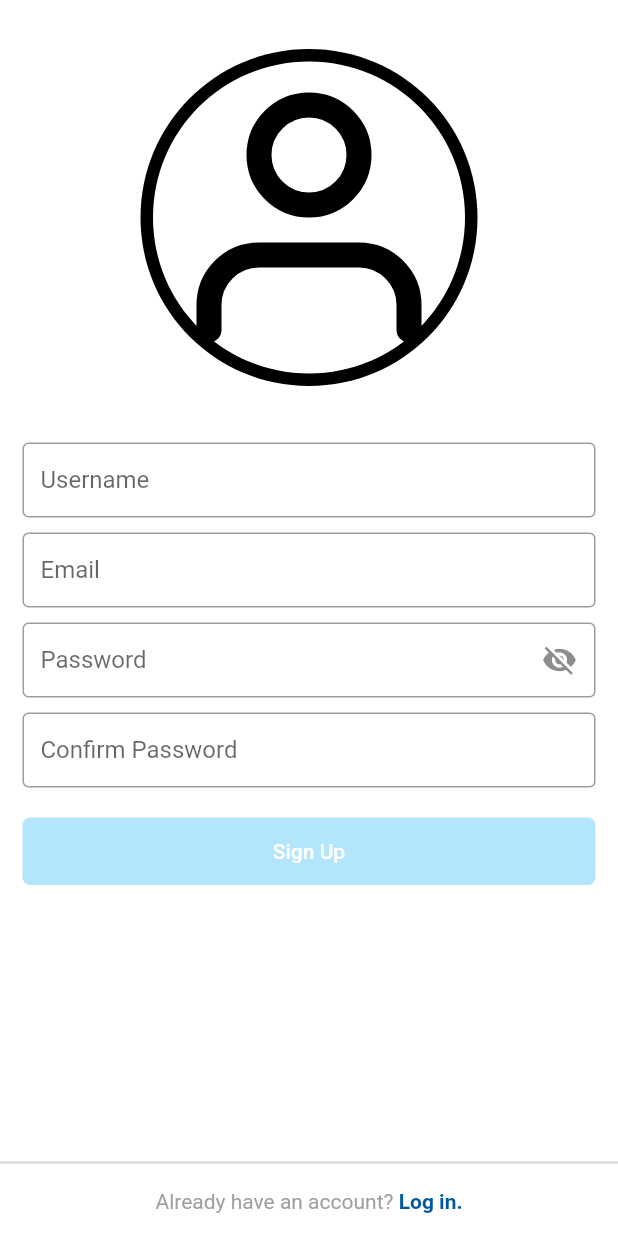
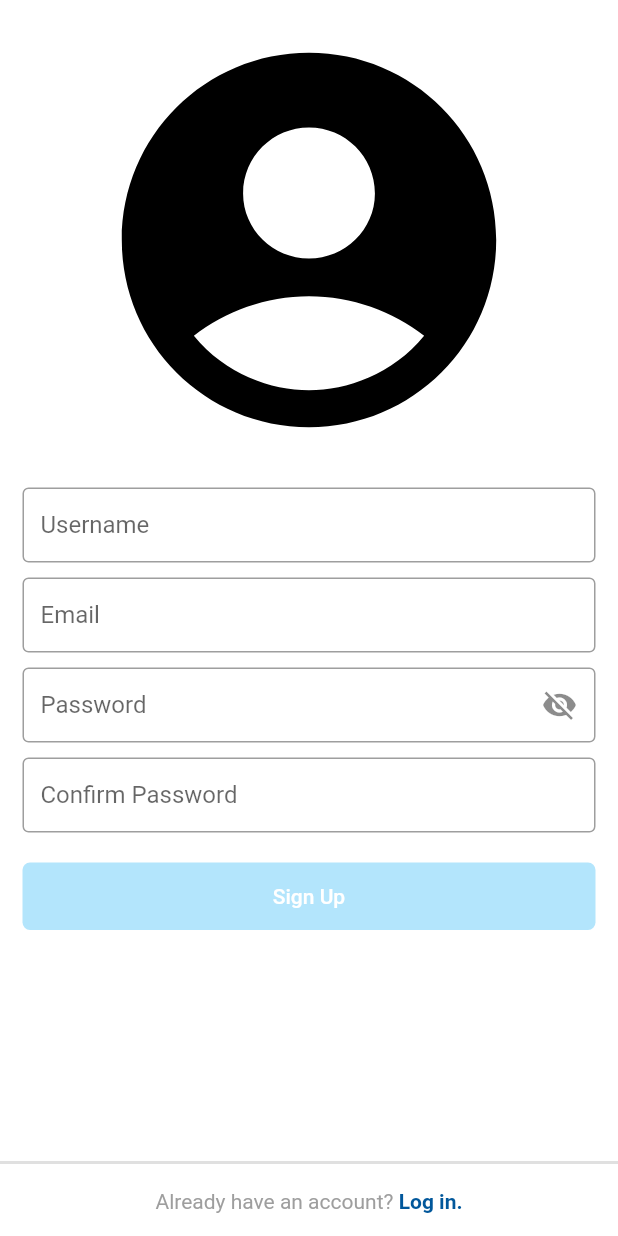
Before and after one commit to kaulmanas2/instagram_clone, a Flutter app: the SignUp screen opened directly, on a phone screen of 412 x 824 dp. Run offline on Flutter 3.47's test engine with Material 2 defaults, Android fonts, the light colour scheme and no system bars; our stand-ins replace cloud_firestore, firebase_auth, firebase_core, firebase_storage, flutter_icons, flutter_spinkit and 1 more; accounts and stored records are empty; network calls fail.

Commit message:
added CustomScrollView to Login and Signup screens

```diff
--- a/lib/screens/authentication/sign_up.dart
+++ b/lib/screens/authentication/sign_up.dart
@@ -51,11 +51,14 @@ class _SignUpState extends State<SignUp> {
 
     return SafeArea(
       child: Scaffold(
-        body: isLoading ? Loading() : SingleChildScrollView(
+        body: isLoading ? Loading() : CustomScrollView(
+          slivers: [
+            SliverFillRemaining(
+              hasScrollBody: false,
               child: Container(
-            height: _pageSize - (_notifySize + _appBarSize),
                 color: Colors.white,
                 child: Column(
+                  mainAxisSize: MainAxisSize.min,
                   children: [
                     userIcon(),   // change this to icon => Icons.account_circle_outlined
                     usernameField(),
@@ -63,11 +66,13 @@ class _SignUpState extends State<SignUp> {
                     passwordField(),
                     confirmPasswordField(),
                     signUpButton(),
-                Expanded(child: Container()),
+                    Flexible(child: Container(), fit: FlexFit.loose),
                     bottomLogInBanner(),
                   ],
                 ),
               ),
+            )
+          ],
         ),
       ),
     );
@@ -76,31 +81,10 @@ class _SignUpState extends State<SignUp> {
   Container userIcon() {
     return Container(
       padding: EdgeInsets.symmetric(vertical: 10.0, horizontal: 10.0),
-      child: Stack(
-        alignment: Alignment.center,
-        children: [
-          Container(
       child: Icon(
-              Icons.circle,
+        Icons.account_circle,
+        size: 300.0,
         color: Colors.black,
-              size: 270.0,
-            ),
-          ),
-          Container(
-            child: Icon(
-              Icons.circle,
-              color: Colors.white,
-              size: 250.0,
-            ),
-          ),
-          Container(
-            child: Icon(
-              Feather.user,
-              color: Colors.black,
-              size: 200.0,
-            ),
-          ),
-        ],
       ),
     );
   }
```
Also changed, not shown: lib/screens/authentication/sign_in.dart (+9 -11 lines). Lines whose indentation alone changed are shown as unchanged.
